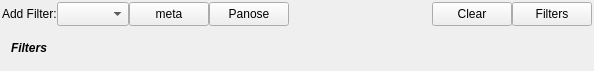
Above: src/filterbar.ui from fontmatrix/fontmatrix before the change. Below: the same form after it.
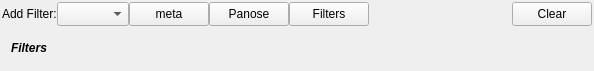
That is the form after the change.

Commit message: Changed - moved filters button to pack him with others filter type ones

The edit to the form file:
```diff
--- a/src/filterbar.ui
+++ b/src/filterbar.ui
@@ -70,6 +70,19 @@
          </property>
         </widget>
        </item>
+       <item>
+        <widget class="QPushButton" name="filtersButton">
+         <property name="maximumSize">
+          <size>
+           <width>16777215</width>
+           <height>24</height>
+          </size>
+         </property>
+         <property name="text">
+          <string>Filters</string>
+         </property>
+        </widget>
+       </item>
       </layout>
      </item>
      <item>
@@ -100,19 +113,6 @@
          </property>
         </widget>
        </item>
-       <item>
-        <widget class="QPushButton" name="filtersButton">
-         <property name="maximumSize">
-          <size>
-           <width>16777215</width>
-           <height>24</height>
-          </size>
-         </property>
-         <property name="text">
-          <string>Filters</string>
-         </property>
-        </widget>
-       </item>
       </layout>
      </item>
     </layout>
```
